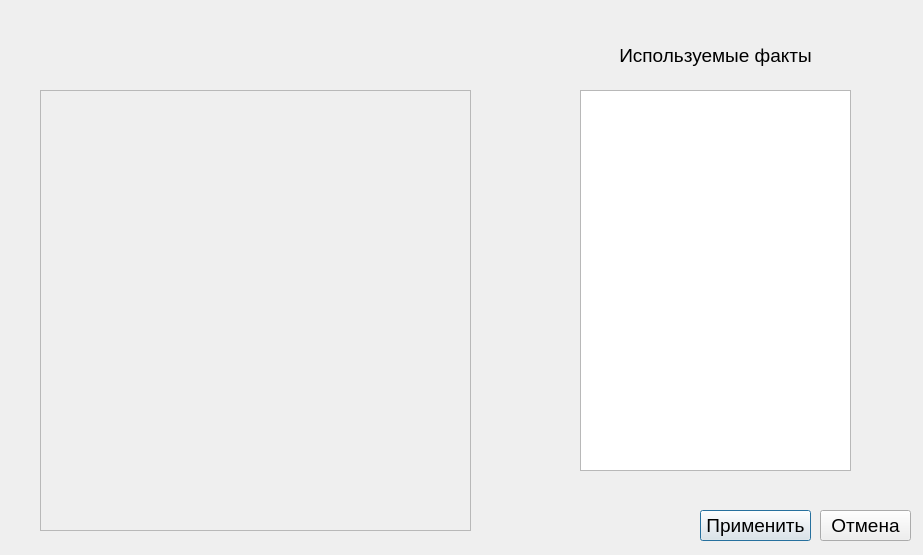
First picture: the form in UI/edit_facts.ui, repository yurchest/Diplom, before the edit.
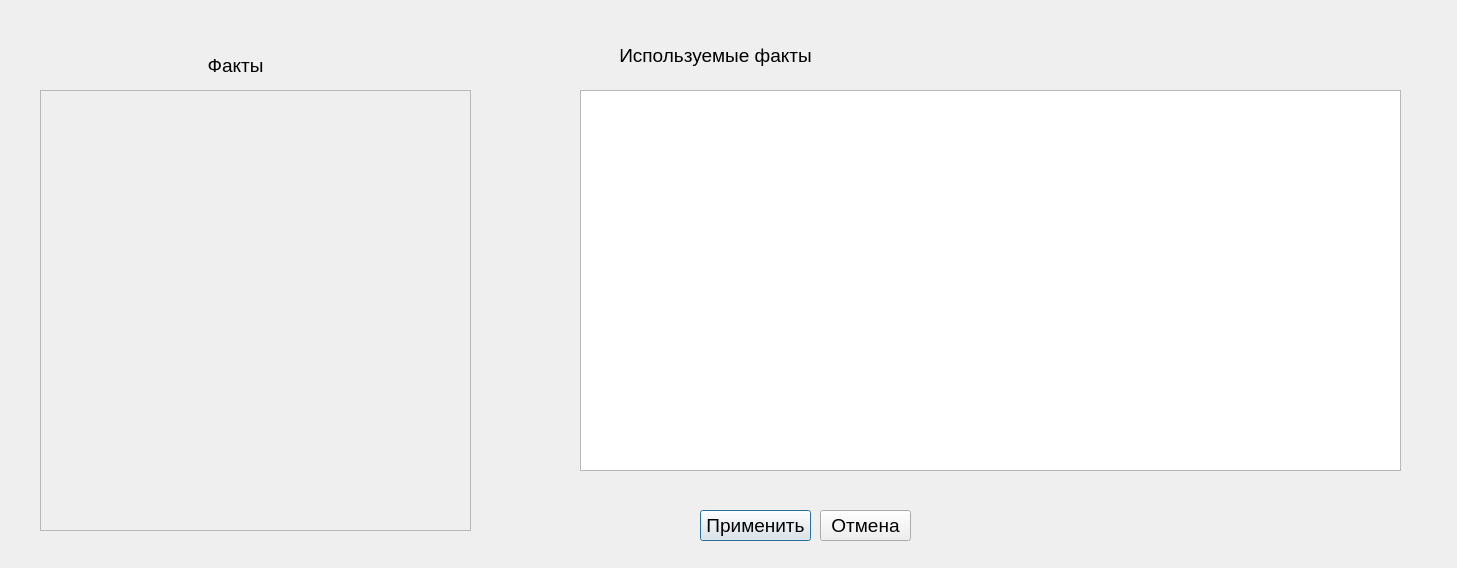
Second picture: the form after the edit.

The edit to the form file:
```diff
--- a/UI/edit_facts.ui
+++ b/UI/edit_facts.ui
@@ -6,8 +6,8 @@
    <rect>
     <x>0</x>
     <y>0</y>
-    <width>923</width>
-    <height>555</height>
+    <width>1457</width>
+    <height>568</height>
    </rect>
   </property>
   <property name="font">
@@ -75,7 +75,7 @@
     <rect>
      <x>580</x>
      <y>90</y>
-     <width>271</width>
+     <width>821</width>
      <height>381</height>
     </rect>
    </property>
@@ -106,6 +106,25 @@
     <string>Отмена</string>
    </property>
   </widget>
+  <widget class="QLabel" name="label_5">
+   <property name="geometry">
+    <rect>
+     <x>130</x>
+     <y>50</y>
+     <width>211</width>
+     <height>31</height>
+    </rect>
+   </property>
+   <property name="layoutDirection">
+    <enum>Qt::LeftToRight</enum>
+   </property>
+   <property name="text">
+    <string>Факты</string>
+   </property>
+   <property name="alignment">
+    <set>Qt::AlignCenter</set>
+   </property>
+  </widget>
  </widget>
  <resources/>
  <connections/>
```
